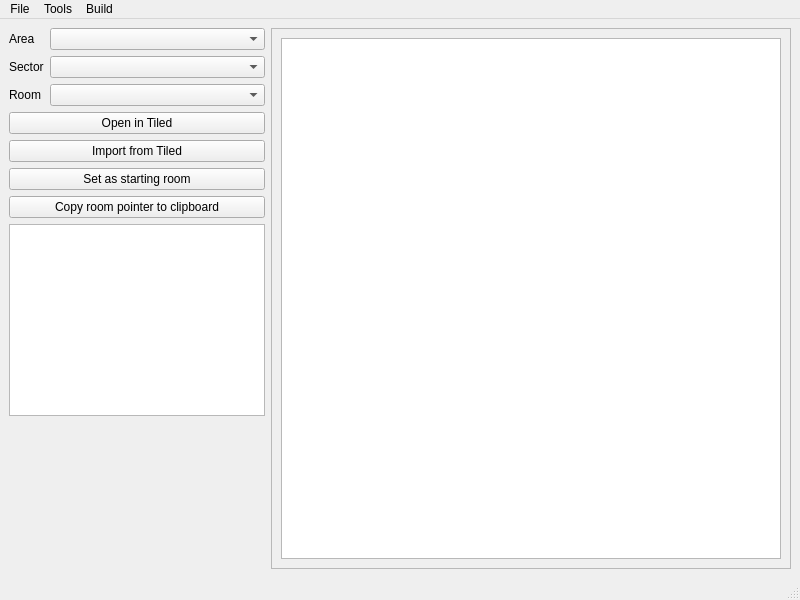
Qt form dsvedit/main.ui (LagoLunatic/DSVEdit) before a commit.
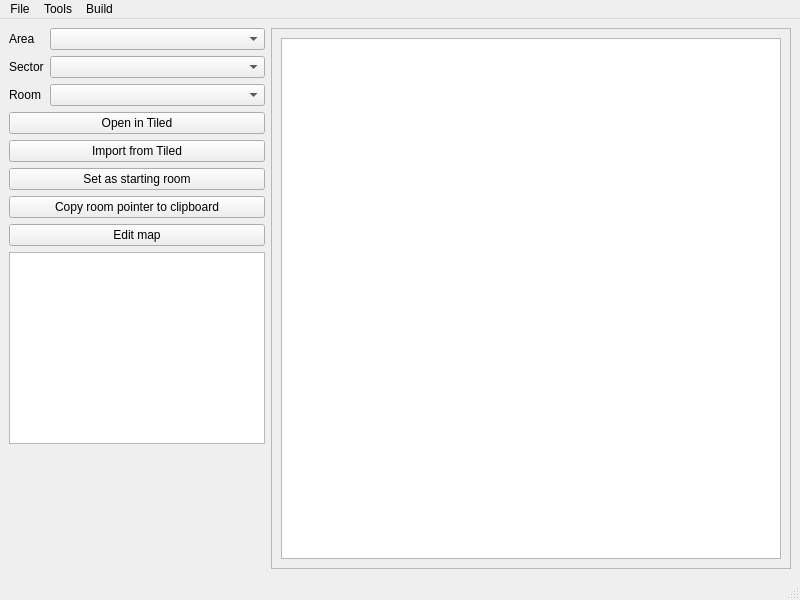
The same form after that commit. Icons and pictures are not drawn.

Patch:
```diff
--- a/dsvedit/main.ui
+++ b/dsvedit/main.ui
@@ -104,6 +104,13 @@
         </property>
        </widget>
       </item>
+      <item>
+       <widget class="QPushButton" name="edit_map">
+        <property name="text">
+         <string>Edit map</string>
+        </property>
+       </widget>
+      </item>
       <item>
        <widget class="QGraphicsView" name="map_graphics_view"/>
       </item>
```
